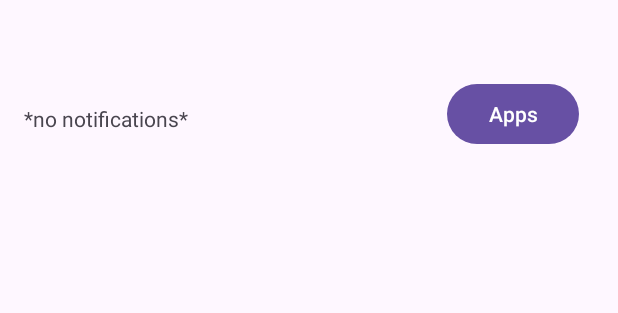
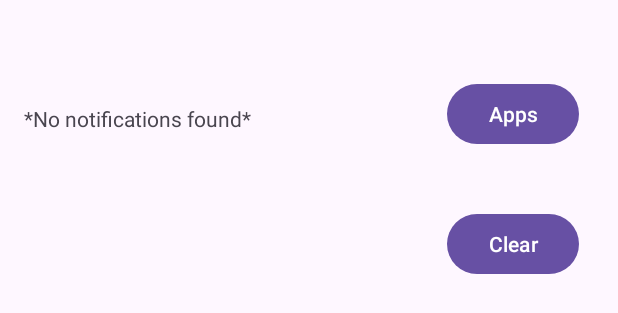
Before and after one commit to AlexeyParshin/notification-retranslator, an Android app: the layout activity_main.xml on its own in the app's theme, with its tools: preview values and no code run, on a phone screen of 412 x 824 dp. Shown: the top 313 px of the screen. Run offline under Robolectric (Android 15) with nearby library versions, the light colour scheme and no system bars.

Commit message:
Implemented Telegram bot service for notification retranslator Added TelegramBotService class to handle interactions with the Telegram bot. This includes sending notifications and handling the 'history' command. Integrated TelegramBotService with MainFrameService to send notifications received from the system to the Telegram bot. Updated MainActivity to initialize and use TelegramBotService. Added NotificationService to store and retrieve system notifications. Updated build.gradle.kts to include necessary dependencies for the Telegram bot and coroutines. Added secrets for the Telegram bot token and chat ID in secrets.properties. Updated AndroidManifest.xml to include necessary permissions and services. Updated UI in activity_main.xml and corresponding strings in strings.xml.

```diff
--- a/app/src/main/java/com/petp/nretr/core/entity/Notification.kt
+++ /dev/null
@@ -1,6 +0,0 @@
-package com.petp.nretr.core.entity
-
-data class Notification(
-    val id: Int,
-    val text: String
-)
--- a/app/src/main/res/layout/activity_main.xml
+++ b/app/src/main/res/layout/activity_main.xml
@@ -9,19 +9,27 @@
     <TextView
             android:layout_width="255dp"
             android:layout_height="685dp"
-            android:text="\*no notifications*"
+            android:text="@string/no_notifications_found"
             app:layout_constraintBottom_toBottomOf="parent"
             app:layout_constraintStart_toStartOf="parent"
             app:layout_constraintEnd_toEndOf="parent"
             app:layout_constraintTop_toTopOf="parent" app:layout_constraintVertical_bias="0.5"
             app:layout_constraintHorizontal_bias="0.102" android:id="@+id/notificationsFrame"/>
     <Button
-            android:text="Apps"
+            android:text="@string/appsButton"
             android:layout_width="wrap_content"
             android:layout_height="wrap_content" android:id="@+id/appsButton"
             app:layout_constraintStart_toEndOf="@+id/notificationsFrame"
             app:layout_constraintEnd_toEndOf="parent"
             app:layout_constraintHorizontal_bias="0.5" app:layout_constraintTop_toTopOf="parent"
             app:layout_constraintBottom_toBottomOf="parent" app:layout_constraintVertical_bias="0.067"/>
+    <Button
+            android:text="@string/clearButton"
+            android:layout_width="wrap_content"
+            android:layout_height="wrap_content" android:id="@+id/clear_notifications_button"
+            app:layout_constraintBottom_toBottomOf="parent"
+            app:layout_constraintTop_toBottomOf="@+id/appsButton" app:layout_constraintVertical_bias="0.057"
+            app:layout_constraintStart_toEndOf="@+id/notificationsFrame" app:layout_constraintHorizontal_bias="0.5"
+            app:layout_constraintEnd_toEndOf="parent"/>
 
 </androidx.constraintlayout.widget.ConstraintLayout>
--- a/app/src/main/res/values/strings.xml
+++ b/app/src/main/res/values/strings.xml
@@ -1,3 +1,6 @@
 <resources>
-    <string name="app_name">nretr</string>
+    <string name="app_name">NotyR</string>
+    <string name="no_notifications_found">*No notifications found*</string>
+    <string name="appsButton">Apps</string>
+    <string name="clearButton">Clear</string>
 </resources>
--- a/gradle.properties
+++ b/gradle.properties
@@ -21,3 +21,4 @@ kotlin.code.style=official
 # resources declared in the library itself and none from the library's dependencies,
 # thereby reducing the size of the R class for that library
 android.nonTransitiveRClass=true
+org.gradle.java.home=C\:/Program Files/Zulu/zulu-21
--- a/settings.gradle.kts
+++ b/settings.gradle.kts
@@ -2,6 +2,7 @@ pluginManagement {
     repositories {
         google()
         mavenCentral()
+        maven { url = uri("https://jitpack.io") }
         gradlePluginPortal()
     }
 }
@@ -10,6 +11,7 @@ dependencyResolutionManagement {
     repositories {
         google()
         mavenCentral()
+        maven { url = uri("https://jitpack.io") }
     }
 }
 
```
Also changed, not shown: app/build.gradle.kts (+14 -0 lines), app/src/main/AndroidManifest.xml (+2 -5 lines), app/src/main/java/com/petp/nretr/activities/MainActivity.kt (+18 -3 lines), app/src/main/java/com/petp/nretr/service/MainFrameService.kt (+20 -5 lines), app/src/main/java/com/petp/nretr/service/NotificationService.kt (+13 -6 lines), app/src/main/java/com/petp/nretr/service/TelegramBotService.kt (added, +72 -0 lines), app/src/main/res/mipmap/nretr.png (added), 1 other file.
